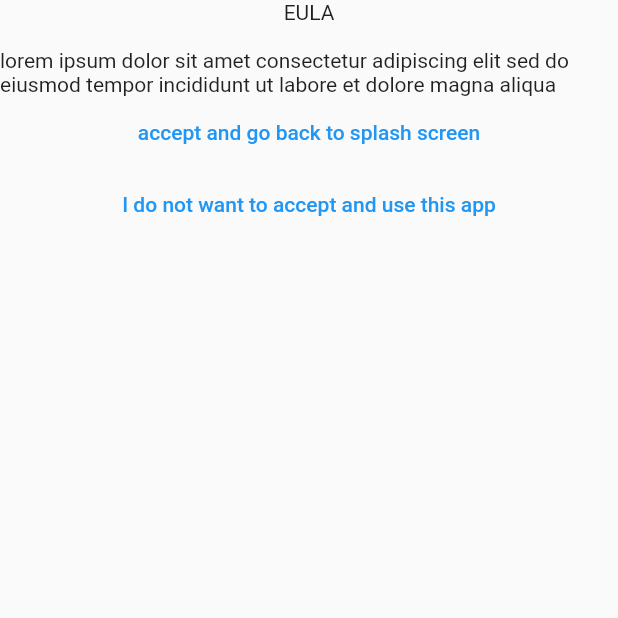
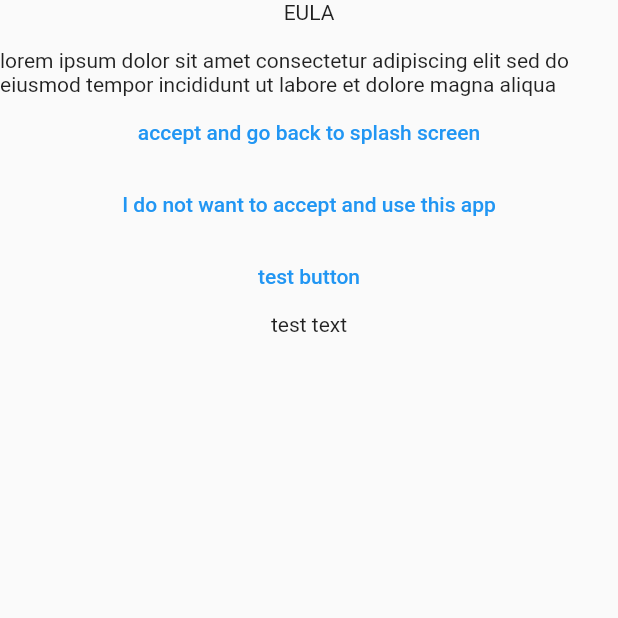
Before and after one commit to nicolgit/blast, a Flutter app: the screen it shows after launch, after a tap on "show EULA", on a phone screen of 412 x 824 dp, the top half of it. Run offline on Flutter 3.47's test engine with Material 2 defaults, Android fonts, the phone set to English and light mode, and no system bars; our stand-ins replace auto_route, kt_dart, shared_preferences.

Commit message:
eula mvvm test

```diff
--- a/code/app/blastapp/lib/ViewModel/eula_view_model.dart
+++ b/code/app/blastapp/lib/ViewModel/eula_view_model.dart
@@ -2,19 +2,34 @@ import 'package:auto_route/auto_route.dart';
 import 'package:blastmodel/settings_service.dart';
 import 'package:flutter/material.dart';
 
+// https://dev.to/aseemwangoo/using-mvvm-in-flutter-2022-11bg
 class EulaViewModel extends ChangeNotifier{
   BuildContext context;
 
-  EulaViewModel(this.context);
+  EulaViewModel(this.context){
+    _testText = 'test text';
+  }
 
   acceptEula() async {
     SettingService().setEulaAccepted(true);
+    notifyListeners();
     context.router.pop();
   }
 
   denyEula() async {
     SettingService().setEulaAccepted(false);
+    notifyListeners();
     context.router.pop(true);
   }
 
+  testViewModel() async {
+    _testText = DateTime.now().toString();
+    notifyListeners();
+  }
+
+  late String _testText;
+
+  String testText() {
+    return _testText;
+  }
 }
--- a/code/app/blastapp/lib/eula_view.dart
+++ b/code/app/blastapp/lib/eula_view.dart
@@ -3,10 +3,16 @@ import 'package:blastapp/ViewModel/eula_view_model.dart';
 import 'package:flutter/material.dart';
 import 'package:provider/provider.dart';
 
+
 @RoutePage()
-class EulaView extends StatelessWidget {
+class EulaView extends StatefulWidget {
   const EulaView({super.key});
 
+  @override
+  State<StatefulWidget> createState() => _EulaViewState();
+}
+
+class _EulaViewState extends State<EulaView> {
   @override
   Widget build(BuildContext context) {
     return ChangeNotifierProvider(
@@ -17,7 +23,7 @@ class EulaView extends StatelessWidget {
     );
   }
 
-  Widget _buildScaffold(BuildContext context, EulaViewModel vm) {
+   Widget _buildScaffold(BuildContext context, EulaViewModel vm) {
     return Scaffold(
       body: Center(
           child: Column(
@@ -38,6 +44,11 @@ class EulaView extends StatelessWidget {
             },
             child: const Text('I do not want to accept and use this app'),
           ),
+          TextButton(
+            onPressed: () => vm.testViewModel(),
+            child: const Text('test button'),
+          ),
+          Text(vm.testText())
         ],
       )),
     );
--- a/code/app/blastapp/lib/main.dart
+++ b/code/app/blastapp/lib/main.dart
@@ -1,13 +1,20 @@
 import 'package:blastapp/ViewModel/app_view_model.dart';
+import 'package:blastapp/ViewModel/eula_view_model.dart';
 import 'package:blastapp/main_view.dart';
 import 'package:flutter/material.dart';
+import 'package:provider/provider.dart';
 
 void main() async {
+  WidgetsFlutterBinding.ensureInitialized();
 
-  WidgetsFlutterBinding.ensureInitialized();
   final AppViewModel appViewModel = AppViewModel();
 
-  runApp(MaterialApp(
+  runApp(
+    MultiProvider(
+      providers: [
+        ChangeNotifierProvider(create: (context) => EulaViewModel(context)),
+      ],
+      child: MaterialApp(
         title: "Blast App title",
         home: MainView(),
         theme: ThemeData.light(useMaterial3: true),
@@ -17,7 +24,11 @@ void main() async {
             ThemeMode.light for light theme,
             ThemeMode.dark for dark theme
           */
-  ));
+      ),
+    ),
+
+
+    );
 
 
 }
--- a/code/app/blastapp/lib/splash_view.dart
+++ b/code/app/blastapp/lib/splash_view.dart
@@ -38,23 +38,6 @@ class SplashView extends StatelessWidget {
                   child: const Text('show EULA'),
                 ),
 
-          /*
-          FutureBuilder<bool> (
-            future: vm.eulaAccepted(),
-            builder: (context, boolEulaAccepted) {
-              return Visibility(
-                visible: !(boolEulaAccepted.data ?? false),
-                child: TextButton(
-                  onPressed: () {
-                    vm.showEula();
-                  },
-                  child: const Text('show EULA'),
-                )
-              );
-            }
-          ),
-          */
-
           FutureBuilder<bool>(
             future: vm.eulaAccepted(),
             builder: (context, boolEulaAccepted) {
```
Lines whose indentation alone changed are shown as unchanged.
